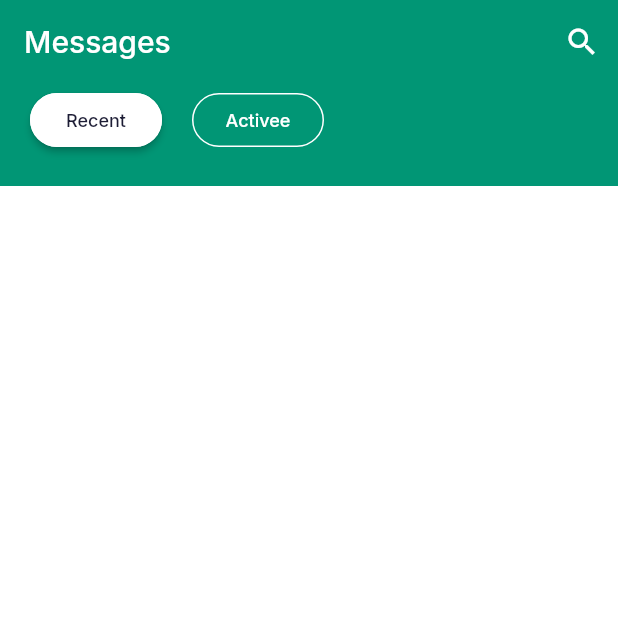
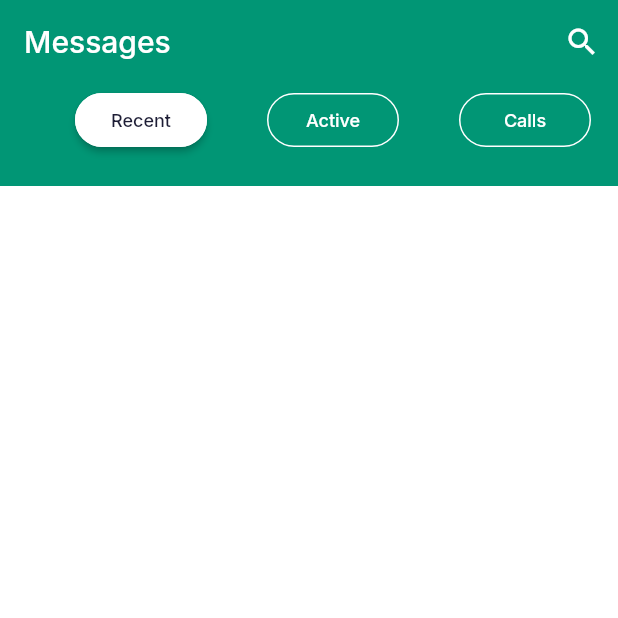
Before and after one commit to bibek77/sphere-chat-app, a Flutter app: the ChatScreen screen opened directly, on a phone screen of 412 x 824 dp, the top half of it. Run offline on Flutter 3.47's test engine with Material 2 defaults, Android fonts, the phone set to English and light mode, and no system bars; our stand-ins replace google_fonts.

Commit message:
added padding

```diff
--- a/lib/screens/chat_body.dart
+++ b/lib/screens/chat_body.dart
@@ -14,15 +14,22 @@ class ChatBody extends StatelessWidget {
           color: kPrimaryColor,
           child: Row(
             children: [
+              SizedBox(width: kDefaultPadding * 1.5,),
               FilledOutlineButton(
                 press: () {},
                 text: "Recent",
                 isFilled: true,
               ),
-              SizedBox(width: kDefaultPadding,),
+              SizedBox(width: kDefaultPadding * 2,),
               FilledOutlineButton(
                 press: () {},
-                text: "Activee",
+                text: "Active",
+                isFilled: false,
+              ),
+              SizedBox(width: kDefaultPadding * 2,),
+              FilledOutlineButton(
+                press: () {},
+                text: "Calls",
                 isFilled: false,
               ),
             ],
```
